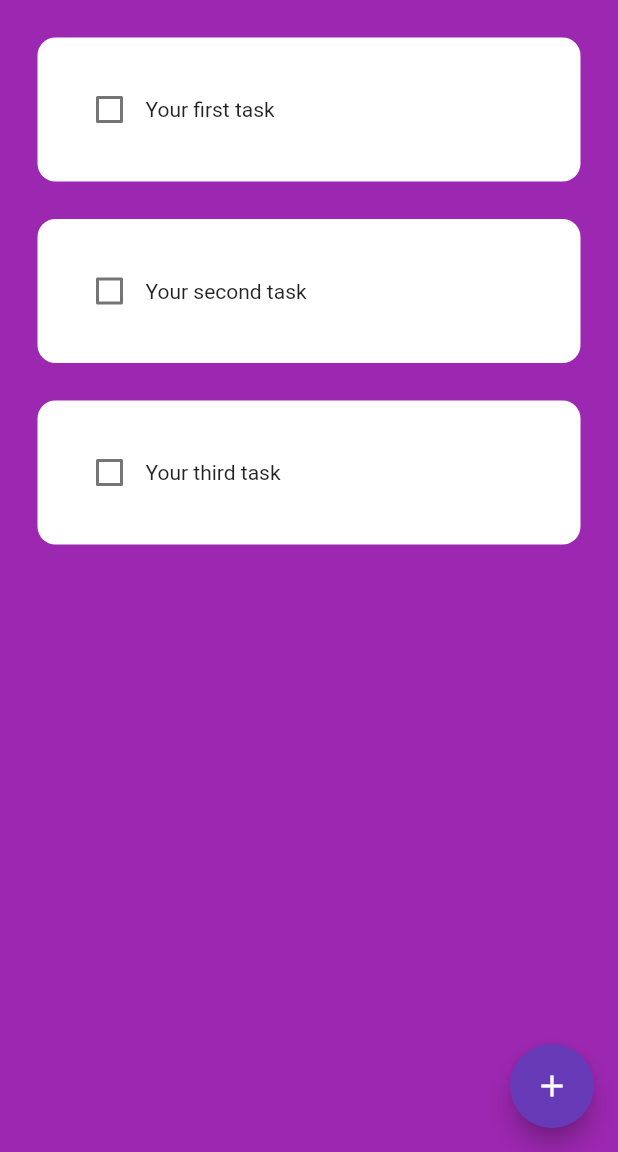
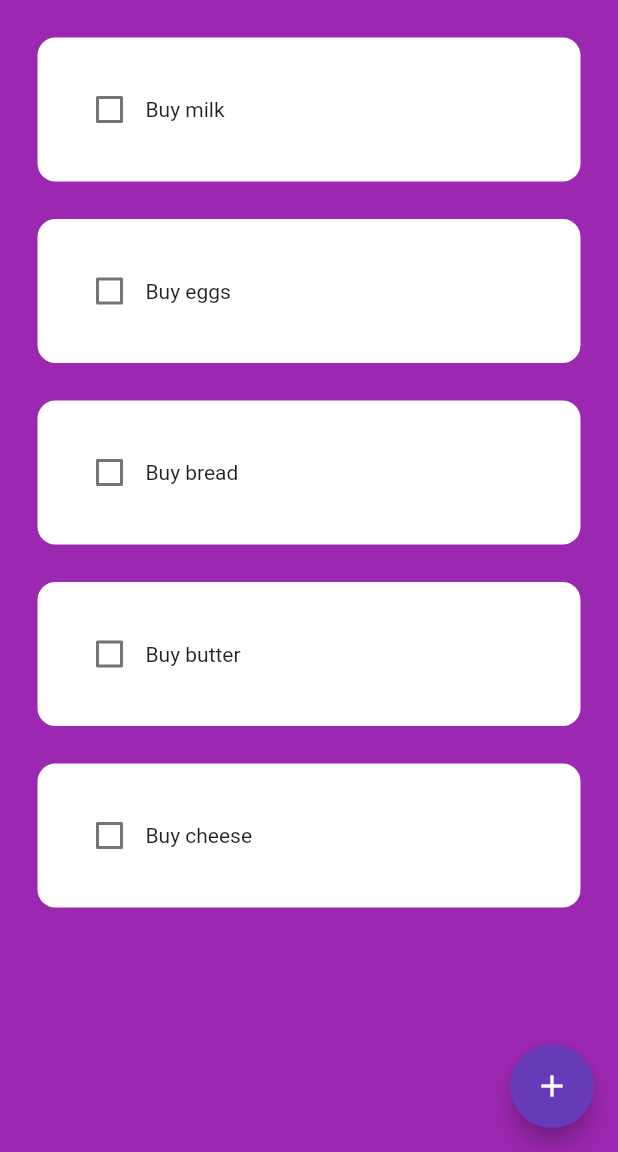
Before and after one commit to KrisD23/Simple_TODO_Flutter_Y, a Flutter app: the screen it shows after launch, on a phone screen of 412 x 824 dp, the part 84-1236 px from its top. Run offline on Flutter 3.47's test engine with Material 2 defaults, Android fonts, the light colour scheme and no system bars; drawn by our look-alikes of flutter_slidable; our stand-ins replace hive, hive_flutter; missing offline and left inert: dart:ffi; accounts and stored records are empty.

Commit message:
succesfully implemented and hive and its working

```diff
--- /dev/null
+++ b/lib/data/database.dart
@@ -0,0 +1,28 @@
+import 'package:hive/hive.dart';
+
+class ToDoDatabase {
+  List toDoList = [];
+  //refrence the box
+  final _myBox = Hive.box('mybox');
+
+  // run this method if this is the first time ever the app is running
+  void createInitialData() {
+    toDoList = [
+      ['Buy milk', false],
+      ['Buy eggs', false],
+      ['Buy bread', false],
+      ['Buy butter', false],
+      ['Buy cheese', false],
+    ];
+  }
+
+  //load the data from database
+  void loadData() {
+    toDoList = _myBox.get("TODOLIST");
+  }
+
+  //update the database
+  void updateDatabase() {
+    _myBox.put("TODOLIST", toDoList);
+  }
+}
--- a/lib/pages/home_page.dart
+++ b/lib/pages/home_page.dart
@@ -1,4 +1,6 @@
 import 'package:flutter/material.dart';
+import 'package:hive/hive.dart';
+import 'package:todo_app_yt/data/database.dart';
 import 'package:todo_app_yt/util/dialog_box.dart';
 import 'package:todo_app_yt/util/todo_tile.dart';
 
@@ -10,26 +12,37 @@ class HomePage extends StatefulWidget {
 }
 
 class _HomePageState extends State<HomePage> {
+  //refrence the hive box
+  final _myBox = Hive.box('mybox');
+  ToDoDatabase db = ToDoDatabase();
+
+  @override
+  void initState() {
+    //if this is the first time ever the app is running
+    if (_myBox.get("TODOLIST") == null) {
+      db.createInitialData();
+    } else {
+      db.loadData();
+    }
+    super.initState();
+  }
+
   // text controller
   final _controller = TextEditingController();
 
-  List toDoList = [
-    ['Your first task', false],
-    ['Your second task', false],
-    ['Your third task', false],
-  ];
-
   void checkBoxChanged(bool? value, int index) {
     setState(() {
-      toDoList[index][1] = !toDoList[index][1];
+      db.toDoList[index][1] = !db.toDoList[index][1];
     });
+    db.updateDatabase();
   }
 
   void saveNewTask() {
     setState(() {
-      toDoList.add([_controller.text, false]);
+      db.toDoList.add([_controller.text, false]);
       _controller.clear();
       Navigator.of(context).pop();
+      db.updateDatabase();
     });
   }
 
@@ -50,11 +63,11 @@ class _HomePageState extends State<HomePage> {
   // Delete task
   void deleteTask(int index) {
     setState(() {
-      toDoList.removeAt(index);
+      db.toDoList.removeAt(index);
     });
+    db.updateDatabase();
   }
 
-  @override
   Widget build(BuildContext context) {
     return Scaffold(
       backgroundColor: Colors.purple,
@@ -68,11 +81,11 @@ class _HomePageState extends State<HomePage> {
         child: const Icon(Icons.add),
       ),
       body: ListView.builder(
-        itemCount: toDoList.length,
+        itemCount: db.toDoList.length,
         itemBuilder: (context, index) {
           return ToDoTile(
-            taskName: toDoList[index][0],
-            taskCompleted: toDoList[index][1],
+            taskName: db.toDoList[index][0],
+            taskCompleted: db.toDoList[index][1],
             onChanged: (value) => checkBoxChanged(value, index),
             deleteFunction: (context) => deleteTask(index),
           );
```
Also changed, not shown: lib/main.dart (+9 -1 lines).
